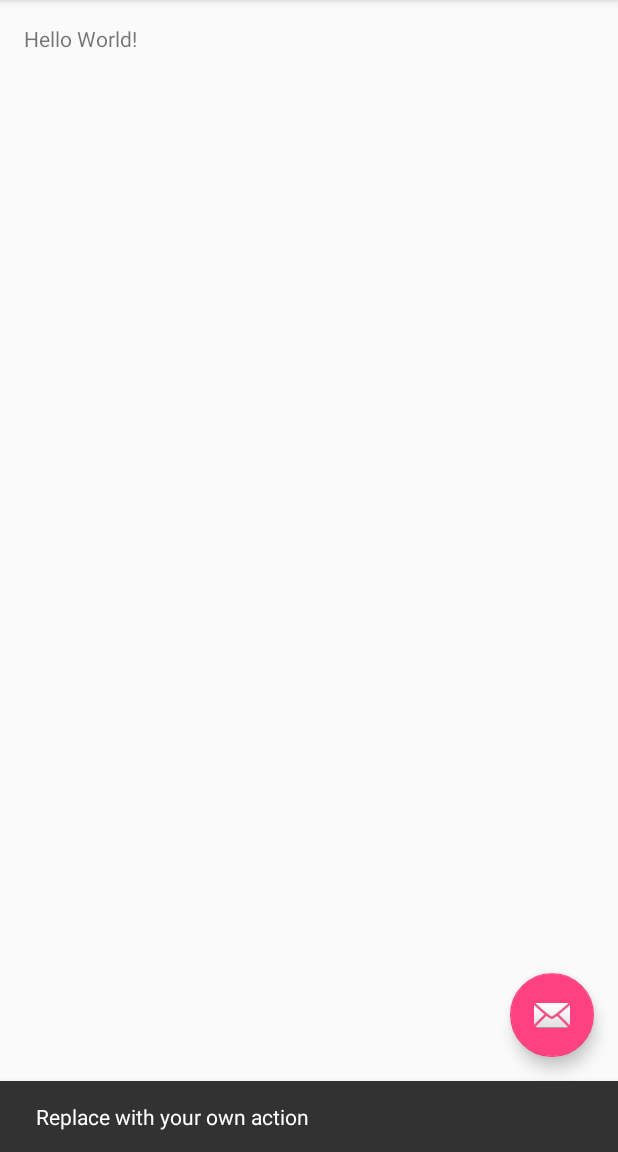
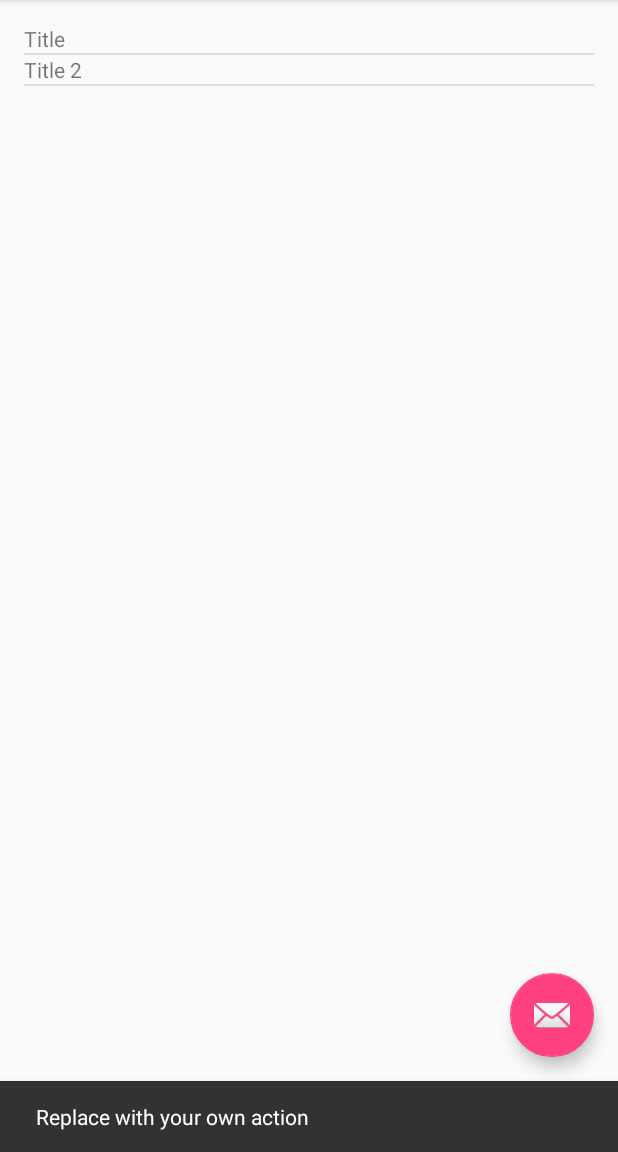
Before and after one commit to esziger/Popular_Movies_App, an Android app: the screen it shows after launch (MainActivity), after a tap on an icon or button, on a phone screen of 412 x 824 dp, the part 84-1236 px from its top. Run offline under Robolectric (Android 15) with nearby library versions, the phone set to English and light mode, and no system bars.

Commit message:
Movie Class Added. MovieAdapter added. Refreshing listview in MainActivity after pressign refresh button.

```diff
--- a/app/src/main/java/com/example/esziger/popularmovies/MainActivityFragment.java
+++ b/app/src/main/java/com/example/esziger/popularmovies/MainActivityFragment.java
@@ -3,8 +3,10 @@ package com.example.esziger.popularmovies;
 import android.net.Uri;
 import android.os.AsyncTask;
 import android.os.Bundle;
+import android.provider.ContactsContract;
 import android.support.annotation.Nullable;
 import android.support.v4.app.Fragment;
+import android.util.ArraySet;
 import android.util.Log;
 import android.view.LayoutInflater;
 import android.view.Menu;
@@ -12,6 +14,11 @@ import android.view.MenuInflater;
 import android.view.MenuItem;
 import android.view.View;
 import android.view.ViewGroup;
+import android.widget.ListView;
+
+import org.json.JSONArray;
+import org.json.JSONException;
+import org.json.JSONObject;
 
 import java.io.BufferedReader;
 import java.io.IOException;
@@ -21,6 +28,9 @@ import java.net.HttpURLConnection;
 import java.net.MalformedURLException;
 import java.net.ProtocolException;
 import java.net.URL;
+import java.util.ArrayList;
+import java.util.Arrays;
+import java.util.List;
 
 /**
  * A placeholder fragment containing a simple view.
@@ -28,6 +38,8 @@ import java.net.URL;
 public class MainActivityFragment extends Fragment {
 
     private final String LOG_TAG= "MainActivityFragment";
+
+    private MovieAdapter mMovieAdapter;
 
     public MainActivityFragment() {
     }
@@ -54,7 +66,20 @@ public class MainActivityFragment extends Fragment {
     @Override
     public View onCreateView(LayoutInflater inflater, ViewGroup container,
                              Bundle savedInstanceState) {
-        return inflater.inflate(R.layout.fragment_main, container, false);
+
+        Movie [] movies = new Movie[2];
+        movies[0] = new Movie("Title","image path","overview",4.0,"2014-02-12");
+        movies[1] = new Movie("Title 2","image path 2","overview 2",4.2,"2014-02-12");
+        ArrayList<Movie> fakeMovies = new ArrayList<Movie>(Arrays.asList(movies));
+
+        mMovieAdapter = new MovieAdapter(getActivity(),fakeMovies);
+
+        View view = inflater.inflate(R.layout.fragment_main, container, false);
+
+        ListView listview = (ListView)view.findViewById(R.id.listView_movies);
+        listview.setAdapter(mMovieAdapter);
+
+        return view;
     }
 
     @Override
@@ -77,25 +102,42 @@ public class MainActivityFragment extends Fragment {
         return super.onOptionsItemSelected(item);
     }
 
-    private class MovieDownloader extends AsyncTask<Void,Void,Void>
+    private class MovieDownloader extends AsyncTask<Void,Void,Movie []>
     {
         @Override
-        protected Void doInBackground(Void... params) {
+        protected void onPostExecute(Movie[] movies) {
+
+            if(movies != null)
+            {
+                mMovieAdapter.clear();
+                for(int i = 0; i < movies.length ; ++i)
+                {
+                    mMovieAdapter.add(movies[i]);
+                }
+            }
+
+            super.onPostExecute(movies);
+        }
+
+        @Override
+        protected Movie [] doInBackground(Void... params) {
 
             HttpURLConnection urlConnection = null;
             BufferedReader reader = null;
 
             String moviesJsonStr = null;
 
-            final String BASE_URL= "https://api.themoviedb.org/3/movie/550?";
+           // final String BASE_URL= "https://api.themoviedb.org/3/movie/550?";
             final String API_KEY="api_key";
+
+            final String POPULAR_BASE_URL = "https://api.themoviedb.org/3/movie/popular?";
 
             //one picture can be found here:
             //http://image.tmdb.org/t/p/w185/8uO0gUM8aNqYLs1OsTBQiXu0fEv.jpg
 
             final String API_KEY_VALUE=appid.getApiKeyValue();
 
-            Uri buildUri = Uri.parse(BASE_URL).buildUpon()
+            Uri buildUri = Uri.parse(POPULAR_BASE_URL).buildUpon()
                     .appendQueryParameter(API_KEY,API_KEY_VALUE)
                     .build();
 
@@ -154,11 +196,57 @@ public class MainActivityFragment extends Fragment {
                 }
             }
 
-            //getMoviesDataFromJson()
+            try {
+                return getMoviesDataFromJson(moviesJsonStr);
+            } catch (JSONException e) {
+                Log.e(LOG_TAG, "Error in getMoviesDataFromJson()", e);
+            }
 
             return null;
 
         }
+
+        private
+        Movie [] getMoviesDataFromJson(String moviesJsonString) throws JSONException {
+
+            //List of JSON objects which needs to be extracted
+            final String ARRAY_NAME = "results";
+            final String TITLE = "original_title";
+            final String IMAGE = "poster_path";
+            final String OVERVIEW = "overview";
+            final String USER_RATING = "vote_average";
+            final String RELEASE_DATE = "release_date";
+
+            JSONObject moviesJson = new JSONObject(moviesJsonString);
+            JSONArray movieArray = moviesJson.getJSONArray(ARRAY_NAME);
+
+            Movie [] moviesResult = new Movie[movieArray.length()];
+
+            final String IMAGE_BASE_URL = "http://image.tmdb.org/t/p/w185";
+
+            for(int i = 0; i < movieArray.length(); ++i)
+            {
+                JSONObject movieJson =  movieArray.getJSONObject(i);
+
+                //get Title
+                String title = movieJson.getString(TITLE);
+
+                String image = movieJson.getString(IMAGE);
+
+                String overview = movieJson.getString(OVERVIEW);
+
+                Double user_rating = movieJson.getDouble(USER_RATING);
+
+                String release_date = movieJson.getString(RELEASE_DATE);
+
+                Movie movie = new Movie(title, IMAGE_BASE_URL + image, overview, user_rating, release_date);
+                moviesResult[i] = movie;
+
+                Log.v(LOG_TAG, movie.toString());
+            }
+
+            return moviesResult;
+        }
     }
 
 }
--- /dev/null
+++ b/app/src/main/java/com/example/esziger/popularmovies/Movie.java
@@ -0,0 +1,72 @@
+package com.example.esziger.popularmovies;
+
+/**
+ * Created by esziger on 2016-09-09.
+ */
+public class Movie {
+
+    private String originalTitle;
+    private String posterImage;
+    private String overview;
+    private Double userRating;
+    private String releaseDate;
+
+    public Movie(String originalTitle, String posterImage, String overview, Double userRating, String releaseDate) {
+        this.originalTitle = originalTitle;
+        this.posterImage = posterImage;
+        this.overview = overview;
+        this.userRating = userRating;
+        this.releaseDate = releaseDate;
+    }
+
+    public String getOriginalTitle() {
+        return originalTitle;
+    }
+
+    public void setOriginalTitle(String originalTitle) {
+        this.originalTitle = originalTitle;
+    }
+
+    public String getPosterImage() {
+        return posterImage;
+    }
+
+    public void setPosterImage(String posterImage) {
+        this.posterImage = posterImage;
+    }
+
+    public String getOverview() {
+        return overview;
+    }
+
+    public void setOverview(String overview) {
+        this.overview = overview;
+    }
+
+    public Double getUserRating() {
+        return userRating;
+    }
+
+    public void setUserRating(Double userRating) {
+        this.userRating = userRating;
+    }
+
+    public String getReleaseDate() {
+        return releaseDate;
+    }
+
+    public void setReleaseDate(String releaseDate) {
+        this.releaseDate = releaseDate;
+    }
+
+    @Override
+    public String toString() {
+        return "Movie{" +
+                "originalTitle='" + originalTitle + '\'' +
+                ", posterImage='" + posterImage + '\'' +
+                ", overview='" + overview + '\'' +
+                ", userRating=" + userRating +
+                ", releaseDate='" + releaseDate + '\'' +
+                '}';
+    }
+}
--- /dev/null
+++ b/app/src/main/java/com/example/esziger/popularmovies/MovieAdapter.java
@@ -0,0 +1,58 @@
+package com.example.esziger.popularmovies;
+
+import android.content.Context;
+import android.media.Image;
+import android.view.LayoutInflater;
+import android.view.View;
+import android.view.ViewGroup;
+import android.widget.ArrayAdapter;
+import android.widget.ImageView;
+import android.widget.TextView;
+
+import java.util.ArrayList;
+
+/**
+ * Created by esziger on 2016-09-09.
+ */
+public class MovieAdapter extends ArrayAdapter<Movie> {
+
+    public static class ViewHolder
+    {
+        ImageView image;
+        TextView title;
+    }
+
+    public MovieAdapter(Context context, ArrayList<Movie> movies)
+    {
+        super(context, 0, movies);
+    }
+
+    @Override
+    public View getView(int position, View convertView, ViewGroup parent) {
+
+        Movie movie = getItem(position);
+
+        ViewHolder viewHolder;
+
+        if(convertView == null)
+        {
+            viewHolder = new ViewHolder();
+            convertView = LayoutInflater.from(getContext()).inflate(R.layout.list_movie, parent, false);
+
+            //viewHolder.image = (ImageView) convertView.findViewById(R.id.imageIcon);
+            viewHolder.title = (TextView) convertView.findViewById(R.id.title);
+
+            convertView.setTag(viewHolder);
+        }
+        else
+        {
+            viewHolder = (ViewHolder) convertView.getTag();
+        }
+
+        //viewHolder.image.setImageResource(movie.getPosterImage());
+
+        viewHolder.title.setText(movie.getOriginalTitle());
+
+        return convertView;
+    }
+}
--- a/app/src/main/res/layout/fragment_main.xml
+++ b/app/src/main/res/layout/fragment_main.xml
@@ -9,9 +9,11 @@
     tools:context="com.example.esziger.popularmovies.MainActivityFragment"
     tools:showIn="@layout/activity_main">
 
-    <TextView
-        android:layout_width="wrap_content"
-        android:layout_height="wrap_content"
-        android:text="Hello World!" />
+
+    <ListView
+        android:layout_width="match_parent"
+        android:layout_height="match_parent"
+        android:id="@+id/listView_movies">
+    </ListView>
 
 </RelativeLayout>
--- /dev/null
+++ b/app/src/main/res/layout/list_movie.xml
@@ -0,0 +1,17 @@
+<?xml version="1.0" encoding="utf-8"?>
+<LinearLayout xmlns:android="http://schemas.android.com/apk/res/android"
+    android:orientation="vertical" android:layout_width="match_parent"
+    android:layout_height="match_parent">
+
+    <!--<ImageView
+        android:layout_width="wrap_content"
+        android:layout_height="wrap_content"
+        android:id="@+id/imageIcon"
+        />-->
+
+    <TextView
+        android:layout_width="wrap_content"
+        android:layout_height="wrap_content"
+        android:id="@+id/title"/>
+
+</LinearLayout>
```
Also changed, not shown: 1 other file.
